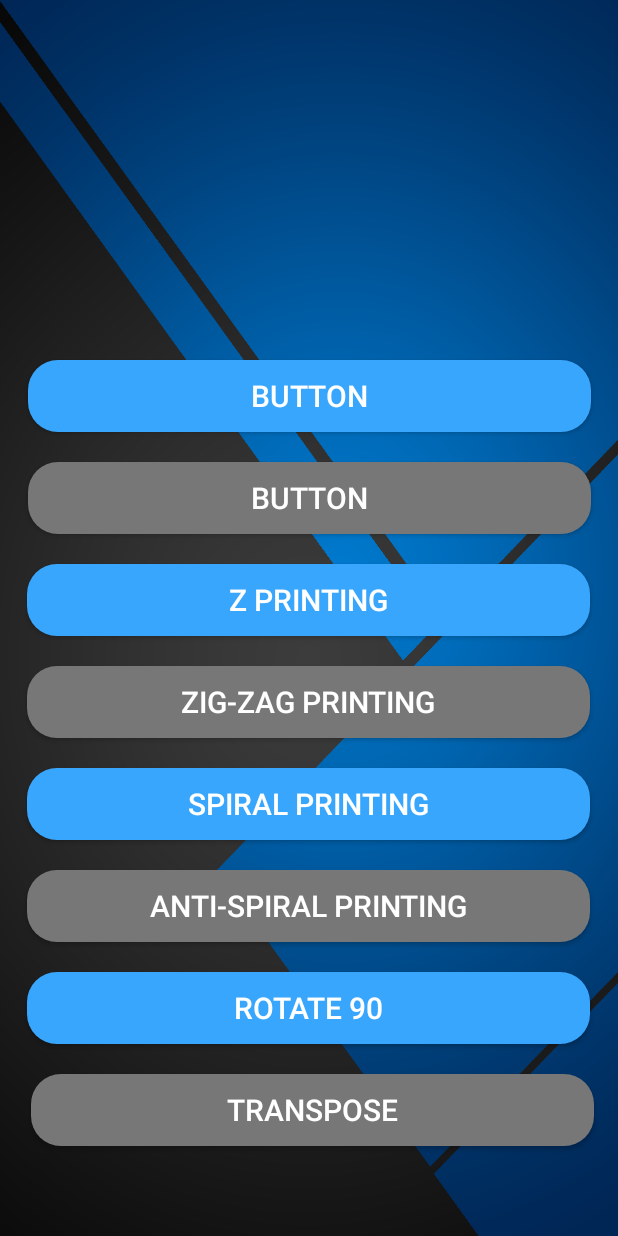
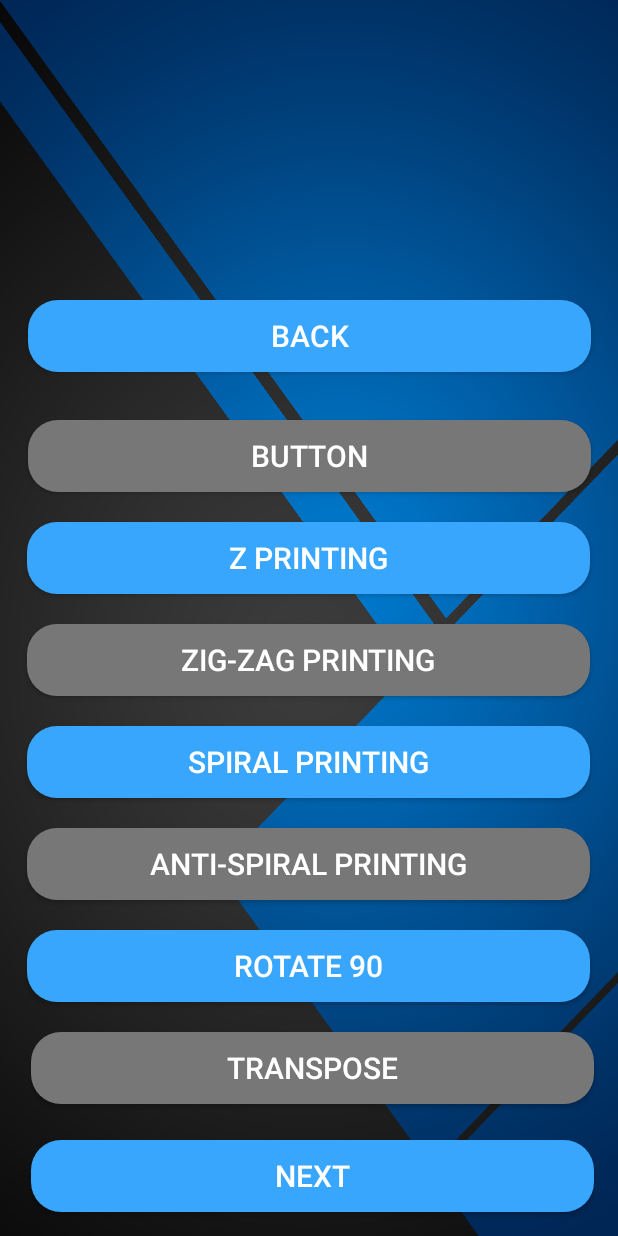
Before and after one commit to PranavPrakasan07/MaTricks, an Android app: the MainScreen screen opened directly, with no data from a screen before it, on a phone screen of 412 x 824 dp. Run offline under Robolectric (Android 15) with nearby library versions, the light colour scheme and no system bars.

Commit message:
added back buttons

```diff
--- a/app/src/main/java/com/example/matricks/RandomCode.java
+++ b/app/src/main/java/com/example/matricks/RandomCode.java
@@ -19,6 +19,12 @@ public class RandomCode extends AppCompatActivity {
         setContentView(R.layout.activity_random_code);
 
     }
+
+    public void goToHomePage(View view){
+        Intent intent = new Intent(this, MainActivity.class);
+        startActivity(intent);
+    }
+
 
     public void seeList(View view){
 
--- a/app/src/main/res/layout/activity_main.xml
+++ b/app/src/main/res/layout/activity_main.xml
@@ -46,7 +46,7 @@
         android:textStyle="bold"
         app:layout_constraintBottom_toTopOf="@+id/nerd"
         app:layout_constraintEnd_toEndOf="parent"
-        app:layout_constraintHorizontal_bias="0.111"
+        app:layout_constraintHorizontal_bias="0.027"
         app:layout_constraintStart_toStartOf="parent"
         app:layout_constraintTop_toTopOf="parent"
         app:layout_constraintVertical_bias="0.07" />
@@ -109,10 +109,10 @@
         android:textAlignment="gravity"
         app:layout_constraintBottom_toBottomOf="parent"
         app:layout_constraintEnd_toEndOf="parent"
-        app:layout_constraintHorizontal_bias="0.118"
+        app:layout_constraintHorizontal_bias="0.064"
         app:layout_constraintStart_toStartOf="parent"
         app:layout_constraintTop_toBottomOf="@+id/coderQuote"
-        app:layout_constraintVertical_bias="0.043" />
+        app:layout_constraintVertical_bias="0.029" />
 
     <TextView
         android:id="@+id/textView5"
--- a/app/src/main/res/layout/activity_main_screen.xml
+++ b/app/src/main/res/layout/activity_main_screen.xml
@@ -109,14 +109,14 @@
         app:layout_constraintStart_toStartOf="parent" />
 
     <Button
-        android:id="@+id/button10"
+        android:id="@+id/back_button_seelist"
         android:layout_width="375dp"
         android:layout_height="wrap_content"
-        android:layout_marginBottom="20dp"
+        android:layout_marginBottom="32dp"
         android:background="@drawable/custom_button1"
         android:gravity="center_vertical|center_horizontal"
-
-        android:text="@string/button_1"
+        android:onClick="previousPage"
+        android:text="@string/back_button"
         android:textAlignment="gravity"
         android:textColor="#FFF"
         android:textSize="20sp"
@@ -128,7 +128,7 @@
         android:id="@+id/transpose"
         android:layout_width="375dp"
         android:layout_height="wrap_content"
-        android:layout_marginBottom="60dp"
+        android:layout_marginBottom="88dp"
         android:background="@drawable/custom_button"
         android:gravity="center_vertical|center_horizontal"
         android:onClick="Transpose"
@@ -141,4 +141,23 @@
         app:layout_constraintHorizontal_bias="0.555"
         app:layout_constraintStart_toStartOf="parent" />
 
+    <Button
+        android:id="@+id/front_button_seelist"
+        android:layout_width="375dp"
+        android:layout_height="wrap_content"
+        android:layout_marginBottom="16dp"
+        android:background="@drawable/custom_button1"
+        android:gravity="center_vertical|center_horizontal"
+        android:onClick="previousPage"
+        android:text="@string/front_button"
+        android:textAlignment="gravity"
+        android:textColor="#FFF"
+        android:textSize="20sp"
+        app:layout_constraintBottom_toBottomOf="parent"
+        app:layout_constraintEnd_toEndOf="parent"
+        app:layout_constraintHorizontal_bias="0.555"
+        app:layout_constraintStart_toStartOf="parent"
+        app:layout_constraintTop_toBottomOf="@+id/transpose"
+        app:layout_constraintVertical_bias="1.0" />
+
 </androidx.constraintlayout.widget.ConstraintLayout>
--- a/app/src/main/res/values/buttonStyle.xml
+++ b/app/src/main/res/values/buttonStyle.xml
@@ -9,5 +9,10 @@
 
     </style>
 
+    <style name="back_buttons" parent="buttons">
+
+        <item name="android:background">#83eb34</item>
+
+    </style>
 
 </resources>
--- a/app/src/main/res/values/strings.xml
+++ b/app/src/main/res/values/strings.xml
@@ -391,7 +391,8 @@ int main()								\n
     <string name="spiral_printing_button">Spiral Printing</string>
     <string name="zig_zag_printing_button">Zig-Zag Printing</string>
     <string name="transpose_button">Transpose</string>
-    <string name="button_1">Button</string>
+    <string name="back_button">Back</string>
+    <string name="front_button">Next</string>
     <string name="button_2">Button</string>
     <string name="button_3">Z Printing</string>
     <string name="i_m_a_programmer_text">I\'m a PROGRAMMER…</string>
@@ -419,15 +420,15 @@ int main()								\n
 										\n
 using namespace std;										\n
 										\n
-vector &lt;vector &lt;int&gt;&gt; matrix{{1,2,3,4,5},{6,7,8,9,10},{11,12,13,14,15},{16,17,18,19,20},{21,22,23,24,25}};										\n
+vector &lt;vector &lt;int&gt;&gt; matrix{{1,2,3,4,5},\n{6,7,8,9,10},{11,12,13,14,15},{16,17,18,19,20},\n{21,22,23,24,25}};					\n
 										\n
 int main()										\n
 {										\n
     int i=0;										\n
-    int j=-1;										\n
-    int lastRow = matrix[ matrix.size() - 1 ].size() - 1;										\n
+    int j=-1;										\n\n
+    int lastRow =\n matrix[ matrix.size() - 1 ].size() - 1;										\n
 										\n
-    /* You can however index the row with \'0\' as well since we consider square matrices */										\n
+    /* You can however index the row with \'0\'\n as well since we consider square matrices */										\n
 										\n
     for(int r=0; r&lt;matrix.size(); r++)										\n
     {										\n
@@ -461,5 +462,6 @@ int main()										\n
 }										\n
 										\n
     </string>
+    <string name="back_button_random">I think I\'ll switch</string>
 
 </resources>
```
Also changed, not shown: app/src/main/java/com/example/matricks/AntiSpiral.java (+10 -1 lines), app/src/main/java/com/example/matricks/MainScreen.java (+6 -4 lines), app/src/main/java/com/example/matricks/Rotate.java (+11 -1 lines), app/src/main/java/com/example/matricks/Spiral.java (+10 -1 lines), app/src/main/java/com/example/matricks/Transpose.java (+10 -1 lines), app/src/main/java/com/example/matricks/ZPrinting.java (+10 -1 lines), app/src/main/java/com/example/matricks/ZigZag.java (+10 -1 lines), app/src/main/res/layout/activity_random_code.xml (+14 -0 lines), app/src/main/res/layout/activity_transpose.xml (+4 -4 lines).
